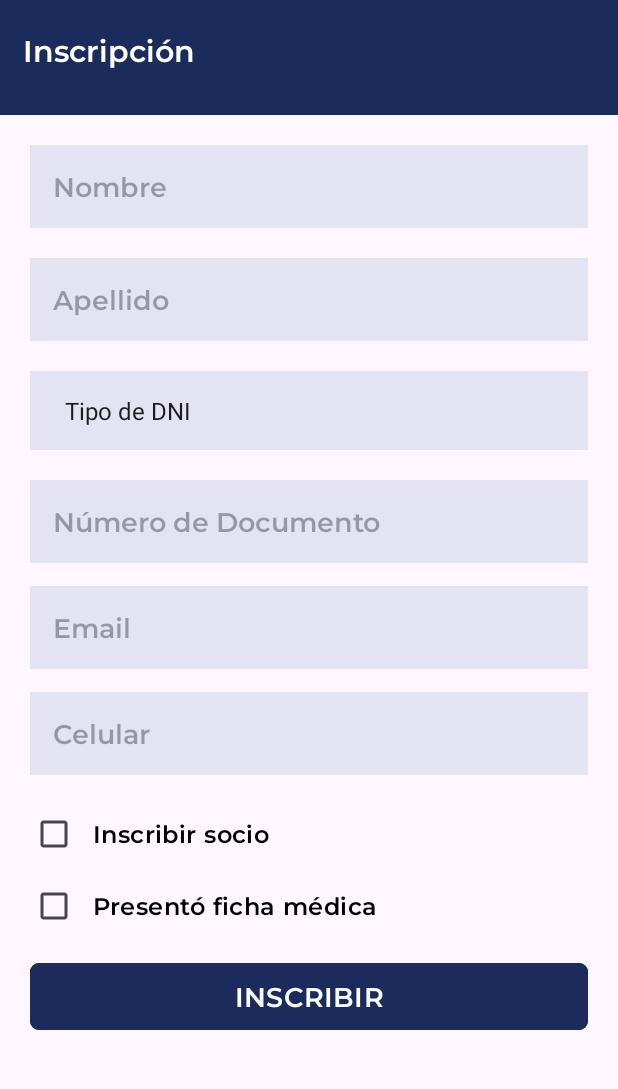
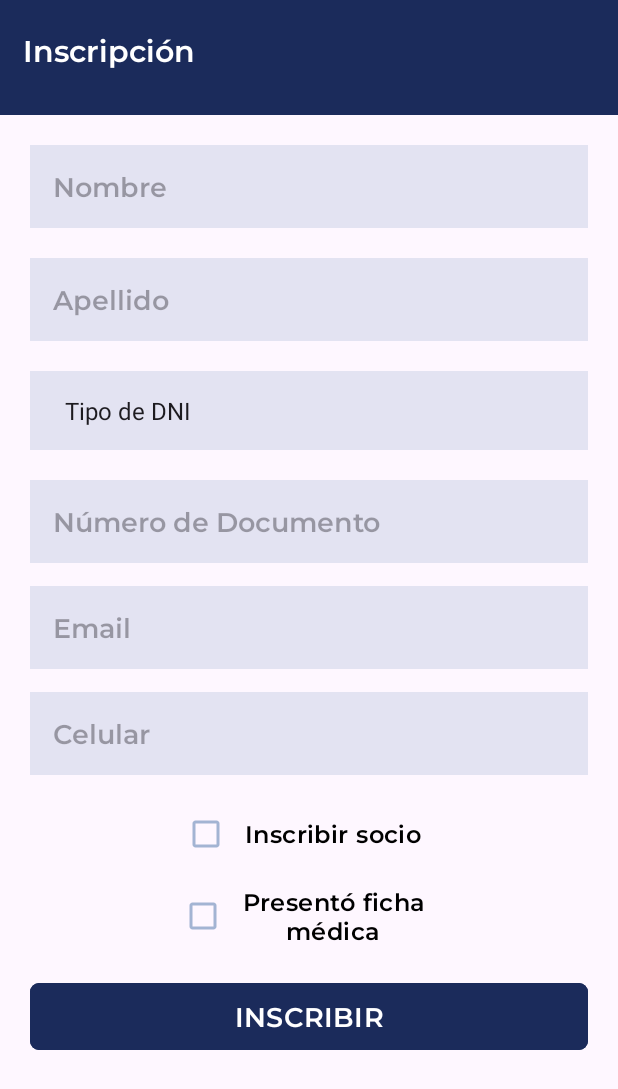
Before and after one commit to danielaHomobono/AndroidStudio, an Android app: the screen it shows after launch (MainActivity), on a phone screen of 412 x 824 dp. Shown: the top 1089 px of the screen. Run offline under Robolectric (Android 15) with nearby library versions, the phone set to English and light mode, and no system bars.

Commit message:
modificación checkout

```diff
--- a/app/src/main/java/com/example/clubdeportivo/MainActivity.kt
+++ b/app/src/main/java/com/example/clubdeportivo/MainActivity.kt
@@ -27,5 +27,6 @@ class MainActivity : AppCompatActivity() {
 
         // Asignar el adapter al Spinner
         spinnerDocumentType.adapter = adapter
+
     }
 }
--- /dev/null
+++ b/app/src/main/res/color/checkbox_color.xml
@@ -0,0 +1,4 @@
+<selector xmlns:android="http://schemas.android.com/apk/res/android">
+    <item android:state_checked="true" android:color="#1B2B5B" /> <!-- Color cuando está marcado -->
+    <item android:state_checked="false" android:color="#A3B4D3" /> <!-- Color cuando no está marcado -->
+</selector>
--- a/app/src/main/res/layout/activity_main.xml
+++ b/app/src/main/res/layout/activity_main.xml
@@ -124,29 +124,33 @@
             android:background="#4DA3B4D3"
             android:padding="15dp"
             android:layout_marginBottom="15dp"/>
+
         <CheckBox
             android:id="@+id/cbInscribirSocio"
             android:layout_width="wrap_content"
             android:layout_height="wrap_content"
+            android:fontFamily="@font/montserrat_semibold"
+            android:layout_gravity="center"
+            android:padding="10dp"
             android:text="Inscribir socio"
-            android:fontFamily="@font/montserrat_semibold"
+            android:textColor="#000000"
             android:textSize="16sp"
-            android:textColor="#000000"
-            android:padding="10dp"
-            />
-        <!-- android:buttonTint="@color/checkbox_color"/>-->
+            android:buttonTint="@color/checkbox_color"/>
+
+
 
         <CheckBox
             android:id="@+id/cbPresentoFichaMedica"
-            android:layout_width="wrap_content"
+            android:layout_width="173dp"
             android:layout_height="wrap_content"
+            android:layout_gravity="center"
+            android:fontFamily="@font/montserrat_semibold"
+            android:gravity="center"
+            android:padding="10dp"
             android:text="Presentó ficha médica"
-            android:fontFamily="@font/montserrat_semibold"
+            android:textColor="#000000"
             android:textSize="16sp"
-            android:textColor="#000000"
-            android:padding="10dp"
-            />
-        <!-- android:buttonTint="@color/checkbox_color"/>-->
+            android:buttonTint="@color/checkbox_color"/>
 
 
      <Button
@@ -160,6 +164,7 @@
          android:fontFamily="@font/montserrat_semibold"
          android:textSize="18dp"
          app:cornerRadius="6dp"
+
          />
  </LinearLayout>
  </LinearLayout>
--- a/app/src/main/res/values/colors.xml
+++ b/app/src/main/res/values/colors.xml
@@ -3,12 +3,6 @@
     <color name="black">#FF000000</color>
     <color name="white">#FFFFFFFF</color>
 
-    <!--<selector xmlns:android="http://schemas.android.com/apk/res/android">
-
-        <item android:state_checked="true" android:color="#4DA3B4D3" />
 
 
-        <item android:state_checked="false" android:color="#BDBDBD" />
-    </selector>-->
-
 </resources>
```
